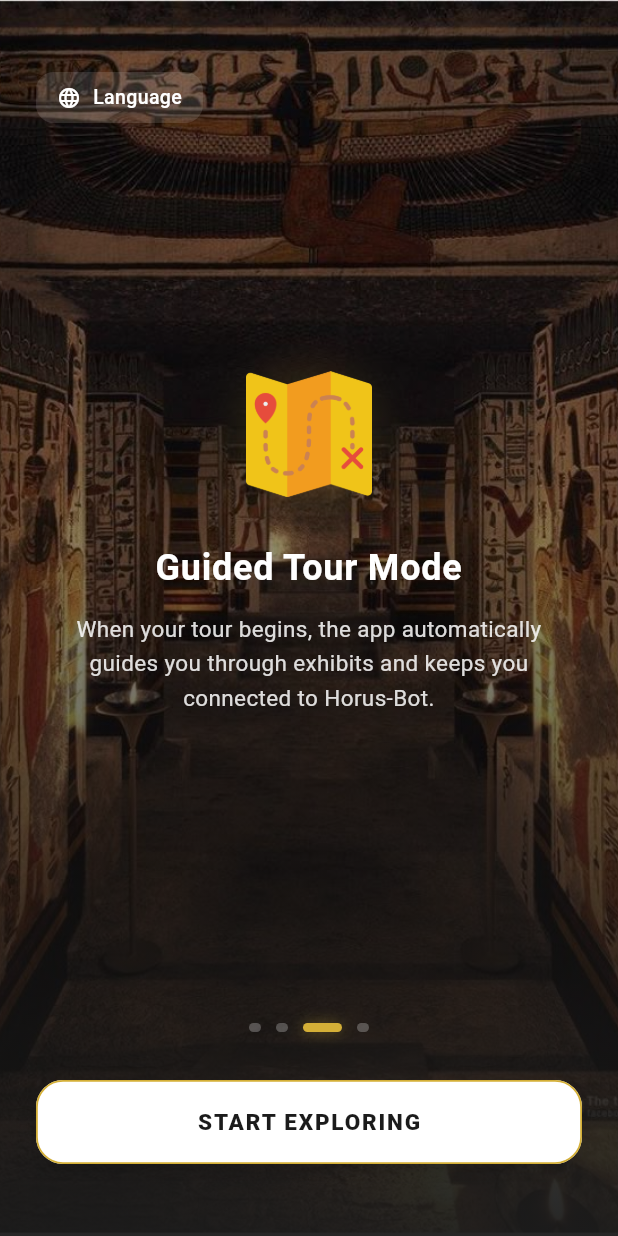
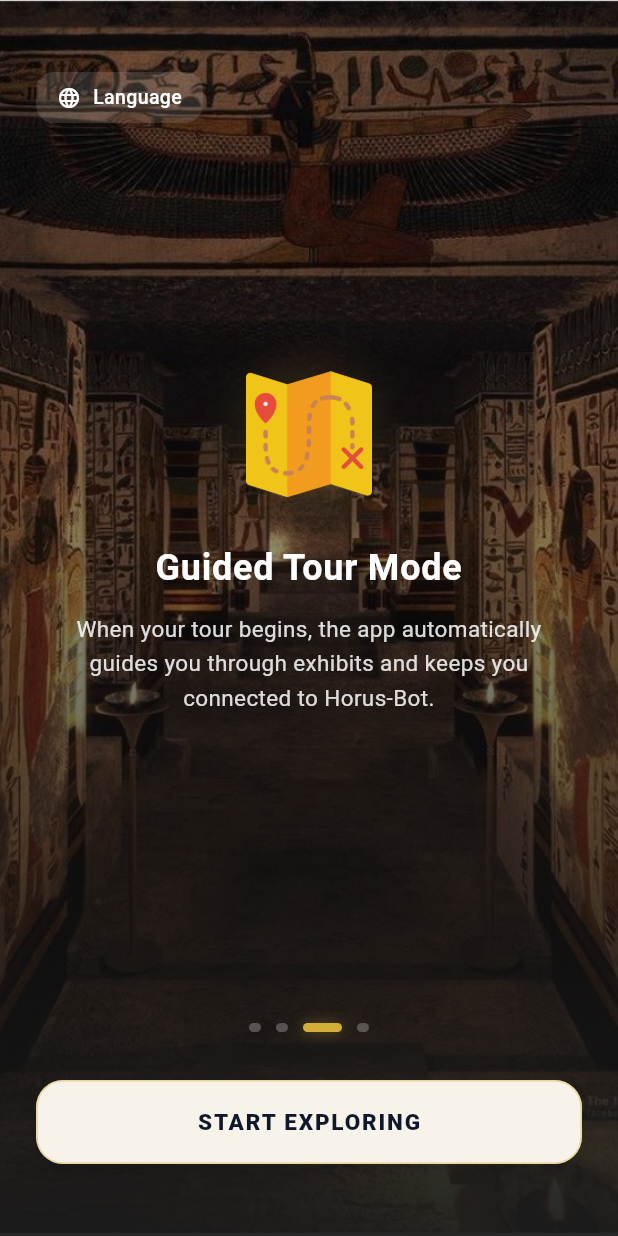
Before and after one commit to Farida-Waheed/museum_app, a Flutter app: the screen it shows after launch, swiped to page 3, on a phone screen of 412 x 824 dp. Run offline on Flutter 3.47's test engine with Material 3 defaults, Android fonts, the phone set to English and light mode, and no system bars; our stand-ins replace audioplayers, permission_handler, shared_preferences; missing offline and left inert: mobile_scanner; project files that could hold a hidden picture were left out.

Commit message:
refactor(onboarding): refine primary CTA button styling to match museum theme
- Updated "Start Exploring" button to a "premium museum pass" aesthetic.
- Set background color to warm ivory (#F7F3EA) and text to dark blue-gray (#0F172A).
- Added a subtle gold border (#D4AF37 with 0.4 opacity).
- Refined elevation and shadow for a soft, premium feel.
- Ensured consistency with the dark cinematic background and gold accents of the onboarding experience.
- Verified logic and layout remain unchanged.

Co-authored-by: Farida-Waheed <172945916+Farida-Waheed@users.noreply.github.com>

```diff
--- a/lib/screens/onboarding/onboarding_screen.dart
+++ b/lib/screens/onboarding/onboarding_screen.dart
@@ -197,21 +197,21 @@ class _OnboardingScreenState extends State<OnboardingScreen> {
                     ),
                     const SizedBox(height: 32),
 
-                    // Branded Primary CTA
+                    // Premium Museum Pass CTA
                     SizedBox(
                       width: double.infinity,
                       height: 56,
                       child: ElevatedButton(
                         onPressed: () => _completeOnboarding(prefs),
                         style: ElevatedButton.styleFrom(
-                          backgroundColor: Colors.white,
-                          foregroundColor: const Color(0xFF1B1B1B),
+                          backgroundColor: const Color(0xFFF7F3EA), // Warm Ivory
+                          foregroundColor: const Color(0xFF0F172A), // Dark elegant blue-gray
                           shape: RoundedRectangleBorder(
                             borderRadius: BorderRadius.circular(18),
-                            side: const BorderSide(color: Color(0xFFD4AF37), width: 1.2),
+                            side: BorderSide(color: const Color(0xFFD4AF37).withOpacity(0.4), width: 1.2),
                           ),
-                          elevation: 4,
-                          shadowColor: Colors.black45,
+                          elevation: 3,
+                          shadowColor: Colors.black.withOpacity(0.3),
                         ),
                         child: Text(
                           l10n.startExploring.toUpperCase(),
```
